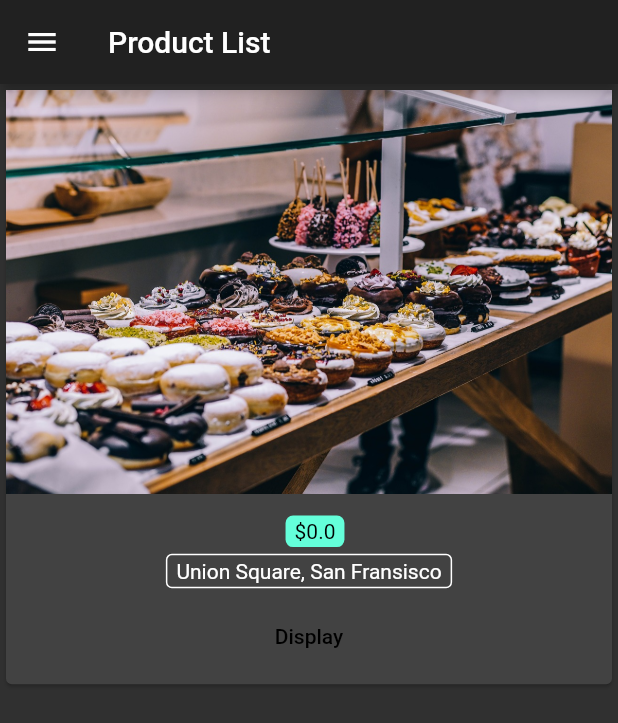
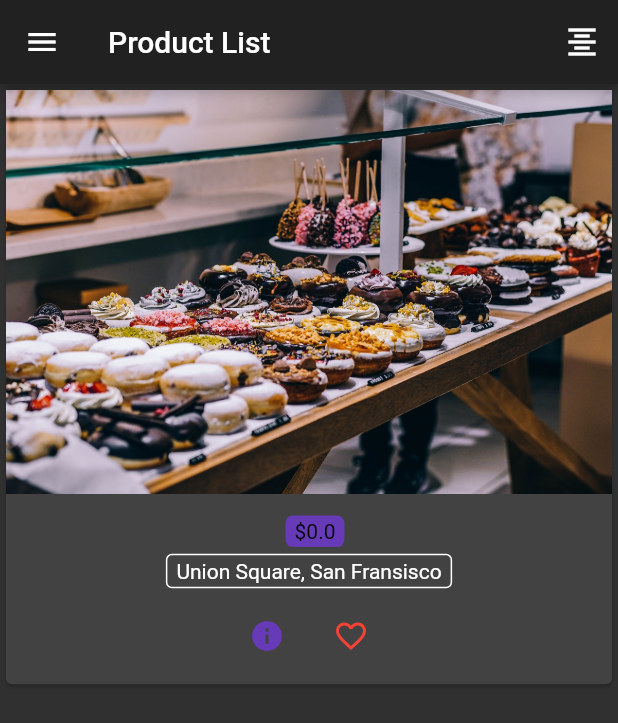
Before and after one commit to AllanJone/flutter_course, a Flutter app: the ProductsAdminPage screen opened by its route, after a tap on "SAVE", on a phone screen of 412 x 824 dp. Shown: the top 723 px of the screen. Run offline on Flutter 3.47's test engine with Material 2 defaults, Android fonts, the phone set to English and light mode, and no system bars.

Commit message:
Adding Icon Buttons

```diff
--- a/lib/pages/products.dart
+++ b/lib/pages/products.dart
@@ -28,6 +28,12 @@ class ProductsPage extends StatelessWidget {
       ),
       appBar: AppBar(
         title: Text('Product List'),
+        actions: <Widget>[
+          IconButton(
+            icon: Icon(Icons.format_align_center),
+            onPressed: () {},
+          ),
+        ],
       ),
       body: ProductManager(products: products),
     );
--- a/lib/products.dart
+++ b/lib/products.dart
@@ -31,7 +31,7 @@ class Products extends StatelessWidget {
                 Container(
                   padding: EdgeInsets.symmetric(horizontal: 6.0, vertical: 2.5),
                   decoration: BoxDecoration(
-                    color: Theme.of(context).accentColor,
+                    color: Colors.deepPurple,
                     borderRadius: BorderRadius.circular(5.0),
                   ),
                   child: Text(
@@ -54,12 +54,16 @@ class Products extends StatelessWidget {
           ButtonBar(
             alignment: MainAxisAlignment.center,
             children: <Widget>[
-              FlatButton(
-                  //color: Theme.of(context).accentColor,
-                  textColor: Colors.black,
-                  child: Text('Display'),
+              IconButton(
+                  icon: Icon(Icons.info),
+                  color: Colors.deepPurple,
                   onPressed: () => Navigator.pushNamed<bool>(
-                      context, '/product/' + index.toString()))
+                      context, '/product/' + index.toString())),
+              IconButton(
+                icon: Icon(Icons.favorite_border),
+                color: Colors.red,
+                onPressed: () {},
+              ),
             ],
           ),
         ],
```
